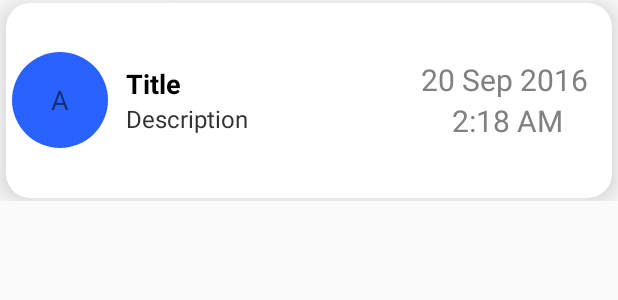
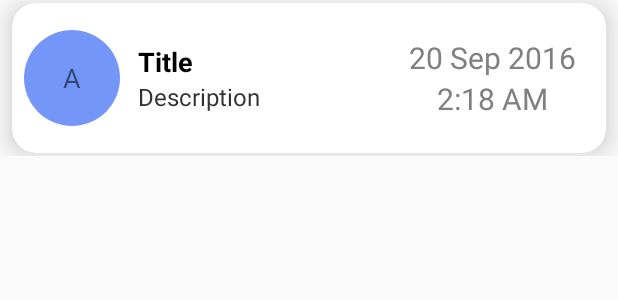
Before and after one commit to leilasdq/Task-Manager, an Android app: the layout list_items.xml on its own in the app's theme, with its tools: preview values and no code run, on a phone screen of 412 x 824 dp. Shown: the top 300 px of the screen. Run offline under Robolectric (Android 15) with nearby library versions, the phone set to English and light mode, and no system bars.

Commit message:
Some little changes on ui.

```diff
--- a/app/src/main/java/com/example/homeworrrrrk9/Controller/DoingFragment.java
+++ b/app/src/main/java/com/example/homeworrrrrk9/Controller/DoingFragment.java
@@ -159,7 +159,7 @@ public class DoingFragment extends Fragment {
 
             //roundTxt.setText(mTaskManager.getTitle().charAt(0));
             titleTxt.setText(mTaskManager.getTitle());
-            roundTxt.setText(String.valueOf(mTaskManager.getTitle().charAt(0)));
+            roundTxt.setText(String.valueOf(mTaskManager.getTitle().charAt(0)).toUpperCase());
             descriptionTxt.setText(mTaskManager.getDetail());
             dateTxt.setText(date.format(mTaskManager.getDate()));
             timeTxt.setText(time.format(mTaskManager.getDate()));
--- a/app/src/main/java/com/example/homeworrrrrk9/Controller/DoneFragment.java
+++ b/app/src/main/java/com/example/homeworrrrrk9/Controller/DoneFragment.java
@@ -159,7 +159,7 @@ public class DoneFragment extends Fragment {
 
             //roundTxt.setText(mTaskManager.getTitle().charAt(0));
             titleTxt.setText(mTaskManager.getTitle());
-            roundTxt.setText(String.valueOf(mTaskManager.getTitle().charAt(0)));
+            roundTxt.setText(String.valueOf(mTaskManager.getTitle().charAt(0)).toUpperCase());
             descriptionTxt.setText(mTaskManager.getDetail());
             dateTxt.setText(date.format(mTaskManager.getDate()));
             timeTxt.setText(time.format(mTaskManager.getDate()));
--- a/app/src/main/java/com/example/homeworrrrrk9/Controller/ShowItemFragment.java
+++ b/app/src/main/java/com/example/homeworrrrrk9/Controller/ShowItemFragment.java
@@ -155,12 +155,12 @@ public class ShowItemFragment extends DialogFragment implements AdapterView.OnIt
                         mTaskManager.setDetail(description.getEditText().getText().toString());
                         mTaskManager.setState(mState);
                         mTaskManager.setUserId(ListsActivity.getUserId());
-                        TasksRepository.addTodoItem(mTaskManager);
 
                         wantToCloseDialog = true;
                     }
                     if(wantToCloseDialog){
                         setDate();
+                        TasksRepository.addTodoItem(mTaskManager);
                         Intent intent = new Intent();
                         intent.putExtra(EXTRA_FORCE_NOTIFY, true);
                         Fragment fragment = getTargetFragment();
--- a/app/src/main/java/com/example/homeworrrrrk9/Controller/TodoFragment.java
+++ b/app/src/main/java/com/example/homeworrrrrk9/Controller/TodoFragment.java
@@ -162,7 +162,7 @@ public class TodoFragment extends Fragment {
 
             //roundTxt.setText(mTaskManager.getTitle().charAt(0));
             titleTxt.setText(mTaskManager.getTitle());
-            roundTxt.setText(String.valueOf(mTaskManager.getTitle().charAt(0)));
+            roundTxt.setText(String.valueOf(mTaskManager.getTitle().charAt(0)).toUpperCase());
             descriptionTxt.setText(mTaskManager.getDetail());
             dateTxt.setText(date.format(mTaskManager.getDate()));
             timeTxt.setText(time.format(mTaskManager.getDate()));
--- a/app/src/main/res/layout/list_items.xml
+++ b/app/src/main/res/layout/list_items.xml
@@ -10,10 +10,10 @@
     <androidx.cardview.widget.CardView
         android:id="@+id/card_view"
         android:layout_width="match_parent"
-        android:layout_height="130dp"
-        android:layout_marginLeft="4dp"
+        android:layout_height="100dp"
+        android:layout_marginLeft="8dp"
         android:layout_marginTop="2dp"
-        android:layout_marginRight="4dp"
+        android:layout_marginRight="8dp"
         android:layout_marginBottom="2dp"
         app:cardCornerRadius="16dp"
         app:cardElevation="10dp">
@@ -21,7 +21,8 @@
         <LinearLayout
             android:layout_width="match_parent"
             android:layout_height="match_parent"
-            android:gravity="center_vertical">
+            android:gravity="center_vertical"
+            android:layout_marginLeft="4dp">
 
             <TextView
                 android:id="@+id/round_text"
@@ -66,13 +67,14 @@
                 android:layout_weight="2"
                 android:padding="4dp"
                 android:layout_margin="8dp"
+                android:layout_marginRight="8dp"
                 android:layout_gravity="center_horizontal|center_vertical"
                 android:layout_height="wrap_content"
                 android:orientation="vertical">
 
                 <TextView
                     android:id="@+id/date_txt"
-                    android:layout_marginRight="4dp"
+                    android:layout_marginRight="8dp"
                     android:layout_width="wrap_content"
                     android:layout_height="wrap_content"
                     tools:text="20 Sep 2016"
@@ -83,7 +85,7 @@
                 <TextView
                     android:id="@+id/time_text"
                     app:layout_constraintTop_toBottomOf="@id/date_txt"
-
+                    android:layout_marginRight="8dp"
                     android:layout_width="wrap_content"
                     android:layout_height="wrap_content"
                     tools:text="2:18 AM"
--- a/app/src/main/res/values/colors.xml
+++ b/app/src/main/res/values/colors.xml
@@ -8,6 +8,6 @@
     <color name="btn_base_color">#3D5AFE</color>
     <color name="btn_clicked_color">#2042FD</color>
 
-    <color name="recycle_background">#BBDEFB</color>
-    <color name="text_view_back">#2962FF</color>
+    <color name="recycle_background">#ECF5FD</color>
+    <color name="text_view_back">#7396F8</color>
 </resources>
```
Also changed, not shown: app/src/main/java/com/example/homeworrrrrk9/Controller/TimePickerFragment.java (+5 -5 lines).
